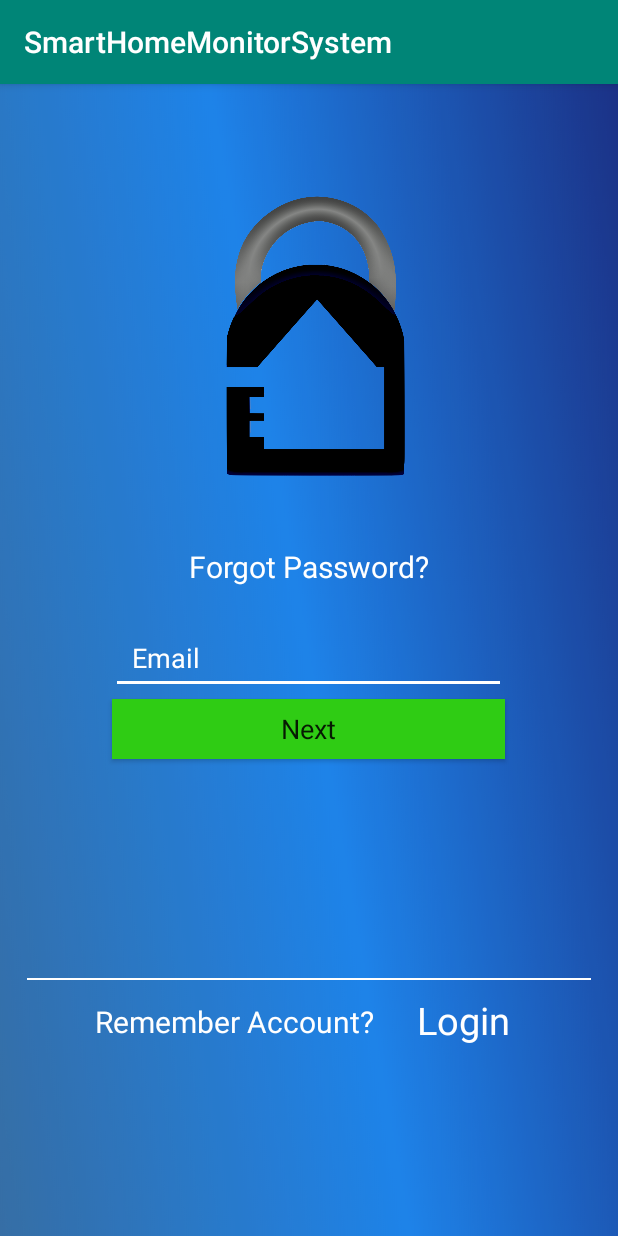
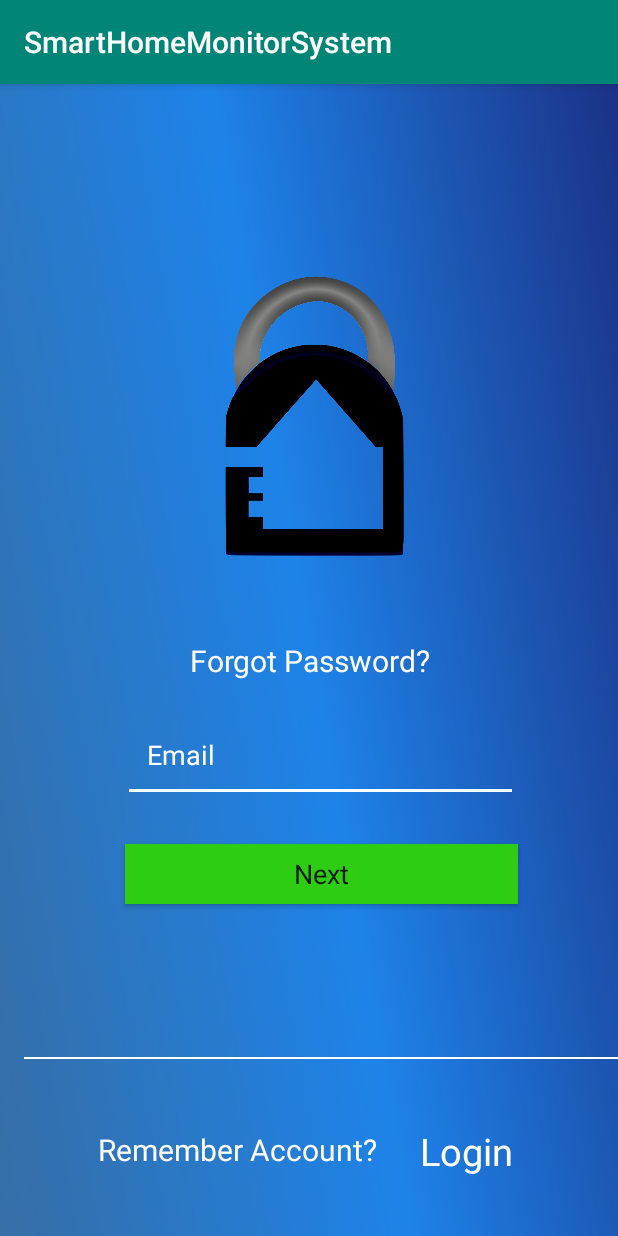
Before and after one commit to getLiauba/SmartHomeSoftwarePRoject, an Android app: the Forgetpassword1 screen opened directly, with no data from a screen before it, on a phone screen of 412 x 824 dp. Run offline under Robolectric (Android 15) with nearby library versions, the light colour scheme and no system bars.

Commit message:
New Nov 6

```diff
--- a/app/src/main/res/layout/activity_forgetpassword1.xml
+++ b/app/src/main/res/layout/activity_forgetpassword1.xml
@@ -4,17 +4,8 @@
     xmlns:tools="http://schemas.android.com/tools"
     android:layout_width="match_parent"
     android:layout_height="match_parent"
-    tools:context=".Forgetpassword1">
-
-    <LinearLayout
-        android:layout_width="match_parent"
-        android:layout_height="match_parent"
-        android:background="@drawable/blue_gradient_background"
-        android:orientation="vertical"
-        android:paddingLeft="18dp"
-        android:paddingRight="18dp"
-        tools:layout_editor_absoluteX="-48dp"
-        tools:layout_editor_absoluteY="0dp">
+    tools:context=".Forgetpassword1"
+    android:background="@drawable/blue_gradient_background">
 
 
     <ImageView
@@ -22,8 +13,12 @@
         android:layout_width="300dp"
         android:layout_height="270dp"
         android:layout_gravity="center_horizontal"
-            android:layout_marginTop="30dp"
-            android:layout_marginBottom="1dp"
+        app:layout_constraintBottom_toBottomOf="parent"
+        app:layout_constraintEnd_toEndOf="parent"
+        app:layout_constraintHorizontal_bias="0.495"
+        app:layout_constraintStart_toStartOf="parent"
+        app:layout_constraintTop_toTopOf="parent"
+        app:layout_constraintVertical_bias="0.167"
         app:srcCompat="@drawable/logo" />
 
     <TextView
@@ -31,12 +26,14 @@
         android:layout_width="202dp"
         android:layout_height="38dp"
         android:layout_gravity="center_horizontal"
-            android:layout_marginTop="1dp"
-            android:layout_marginBottom="10dp"
         android:gravity="center"
         android:text="Forgot Password?"
         android:textColor="#FFFFFF"
-            android:textSize="20sp" />
+        android:textSize="20sp"
+        app:layout_constraintBottom_toBottomOf="parent"
+        app:layout_constraintEnd_toEndOf="parent"
+        app:layout_constraintStart_toStartOf="parent"
+        app:layout_constraintTop_toTopOf="parent" />
 
     <EditText
 
@@ -44,8 +41,6 @@
         android:layout_width="259dp"
         android:layout_height="46dp"
         android:layout_gravity="center_horizontal"
-            android:layout_marginTop="10dp"
-            android:layout_marginBottom="1dp"
         android:background="@android:color/transparent"
         android:drawablePadding="12dp"
         android:ems="10"
@@ -53,16 +48,27 @@
         android:inputType="textEmailAddress"
         android:padding="12dp"
         android:textColor="@color/white"
-            android:textColorHint="@color/white">
+        android:textColorHint="@color/white"
+        app:layout_constraintBottom_toBottomOf="parent"
+        app:layout_constraintEnd_toEndOf="parent"
+        app:layout_constraintHorizontal_bias="0.565"
+        app:layout_constraintStart_toStartOf="parent"
+        app:layout_constraintTop_toTopOf="parent"
+        app:layout_constraintVertical_bias="0.589">
 
     </EditText>
 
     <View
         android:layout_width="255sp"
-            android:layout_marginTop="-10dp"
         android:layout_height="2dp"
         android:layout_gravity="center_horizontal"
-            android:background="@color/white"></View>
+        android:background="@color/white"
+        app:layout_constraintBottom_toBottomOf="parent"
+        app:layout_constraintEnd_toEndOf="parent"
+        app:layout_constraintHorizontal_bias="0.551"
+        app:layout_constraintStart_toStartOf="parent"
+        app:layout_constraintTop_toTopOf="parent"
+        app:layout_constraintVertical_bias="0.614"></View>
 
     <Button
         android:id="@+id/button"
@@ -70,50 +76,64 @@
         android:layout_width="262dp"
         android:layout_height="40dp"
         android:layout_gravity="center_horizontal"
-            android:layout_marginTop="10dp"
-            android:layout_marginBottom="16dp"
         android:background="@color/green"
         android:clickable="true"
         android:text="Next"
         android:textAllCaps="false"
         android:textSize="18sp"
-            android:textStyle="normal"></Button>
+        android:textStyle="normal"
+        app:layout_constraintBottom_toBottomOf="parent"
+        app:layout_constraintEnd_toEndOf="parent"
+        app:layout_constraintHorizontal_bias="0.557"
+        app:layout_constraintStart_toStartOf="parent"
+        app:layout_constraintTop_toTopOf="parent"
+        app:layout_constraintVertical_bias="0.696"></Button>
 
     <View
+        android:id="@+id/view"
         android:layout_width="match_parent"
         android:layout_height="1dp"
-            android:layout_marginTop="130dp"
-            android:layout_marginBottom="1dp"
-            android:background="@android:color/white" />
+        android:layout_marginStart="16dp"
+        android:background="@android:color/white"
+        app:layout_constraintBottom_toBottomOf="parent"
+        app:layout_constraintStart_toStartOf="parent"
+        app:layout_constraintTop_toTopOf="parent"
+        app:layout_constraintVertical_bias="0.846" />
 
     <TextView
         android:id="@+id/editText"
         android:layout_width="193dp"
         android:layout_height="53dp"
         android:layout_gravity="left"
-            android:layout_marginLeft="45dp"
         android:ems="10"
         android:gravity="center_vertical"
         android:inputType="textPersonName"
         android:text="Remember Account?"
         android:textColor="#FFFFFF"
-            android:textSize="20sp" />
+        android:textSize="20sp"
+        app:layout_constraintBottom_toBottomOf="parent"
+        app:layout_constraintEnd_toEndOf="parent"
+        app:layout_constraintHorizontal_bias="0.298"
+        app:layout_constraintStart_toStartOf="parent"
+        app:layout_constraintTop_toTopOf="parent"
+        app:layout_constraintVertical_bias="0.957" />
 
     <TextView
         android:id="@+id/pLogin"
         android:layout_width="86dp"
         android:layout_height="52dp"
         android:layout_gravity="right"
-            android:layout_marginTop="-54dp"
-            android:layout_marginRight="30dp"
         android:clickable="true"
         android:gravity="center_vertical"
+        android:text="Login"
         android:textColor="#FFFFFF"
-            android:text="Login"
-            android:textSize="25sp" />
-
-
-    </LinearLayout>
+        android:textSize="25sp"
+        app:layout_constraintBottom_toBottomOf="parent"
+        app:layout_constraintEnd_toEndOf="parent"
+        app:layout_constraintHorizontal_bias="0.858"
+        app:layout_constraintStart_toStartOf="parent"
+        app:layout_constraintTop_toTopOf="parent"
+        app:layout_constraintVertical_bias="0.957" />
 
 
 </androidx.constraintlayout.widget.ConstraintLayout>
--- a/app/src/main/res/layout/activity_home_screen.xml
+++ b/app/src/main/res/layout/activity_home_screen.xml
@@ -4,21 +4,12 @@
     xmlns:tools="http://schemas.android.com/tools"
     android:layout_width="match_parent"
     android:layout_height="match_parent"
-    tools:context=".home_screen">
-
-
-    <LinearLayout
-        android:orientation="vertical"
-        android:layout_width="match_parent"
-        android:layout_height="match_parent"
-        android:paddingLeft="18dp"
-        android:paddingRight="18dp"
+    tools:context=".home_screen"
     android:background="@drawable/blue_gradient_background">
 
 
     <TextView
         android:id="@+id/textView"
-            android:textColor="@color/white"
         android:layout_width="349dp"
         android:layout_height="wrap_content"
         android:layout_centerInParent="true"
@@ -27,20 +18,23 @@
         android:layout_marginEnd="8dp"
         android:layout_marginBottom="8dp"
         android:text="Home Monitor System"
+        android:textColor="@color/white"
         android:textSize="35sp"
         app:layout_constraintBottom_toBottomOf="parent"
         app:layout_constraintEnd_toEndOf="parent"
-            app:layout_constraintHorizontal_bias="0.0"
+        app:layout_constraintHorizontal_bias="0.608"
         app:layout_constraintStart_toStartOf="parent"
         app:layout_constraintTop_toTopOf="parent"
-            app:layout_constraintVertical_bias="0.0" />
+        app:layout_constraintVertical_bias="0.006" />
 
     <View
         android:layout_width="match_parent"
         android:layout_height="4dp"
-            android:layout_marginTop="-5dp"
-            android:layout_marginBottom="1dp"
-            android:background="@android:color/white" />
+        android:background="@android:color/white"
+        app:layout_constraintBottom_toBottomOf="parent"
+        app:layout_constraintStart_toStartOf="parent"
+        app:layout_constraintTop_toTopOf="parent"
+        app:layout_constraintVertical_bias="0.099" />
 
     <Button
         android:id="@+id/button5"
@@ -76,7 +70,7 @@
         android:layout_width="359dp"
         android:layout_height="130dp"
         android:layout_marginStart="8dp"
-        android:layout_marginTop="45dp"
+        android:layout_marginTop="388dp"
         android:layout_marginEnd="8sp"
         android:background="@android:color/holo_green_light"
         android:text="Motion"
@@ -86,9 +80,4 @@
         app:layout_constraintTop_toBottomOf="@+id/textView" />
 
 
-
-
-
-    </LinearLayout>
-
 </androidx.constraintlayout.widget.ConstraintLayout>
```
Lines whose indentation alone changed are shown as unchanged.
